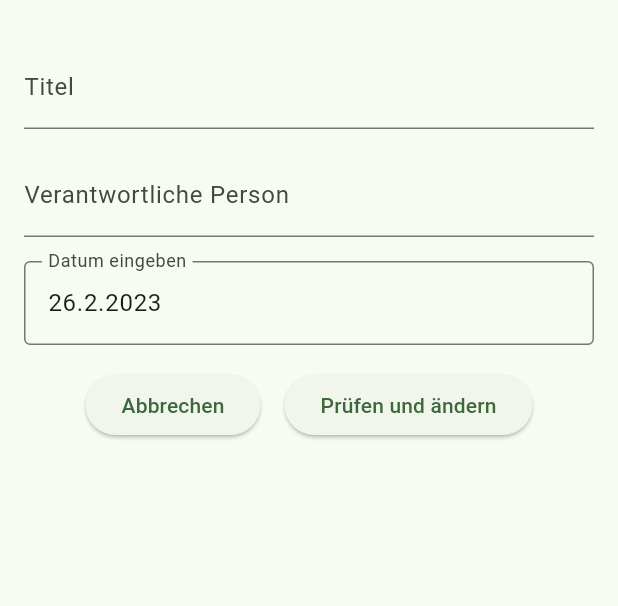
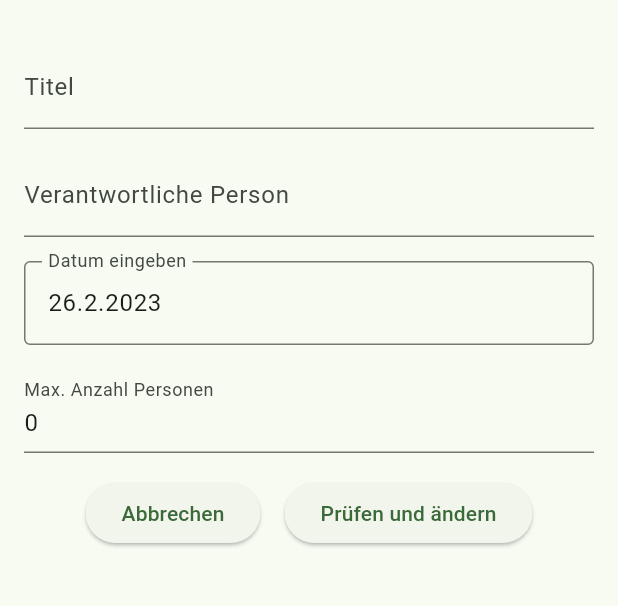
Before and after one commit to OneMoonlight/ssvs, a Flutter app: the EditSeminarWidget screen opened directly with empty values, on a phone screen of 412 x 824 dp, the part 63-669 px from its top. Run offline on Flutter 3.47's test engine with Material 2 defaults, Android fonts, the phone set to English and light mode, and no system bars; our stand-ins replace file_picker.

Commit message:
added maxPeople count to seminar

```diff
--- a/lib/editSeminar.dart
+++ b/lib/editSeminar.dart
@@ -84,6 +84,32 @@ class _EditSeminarWidgetState extends State<EditSeminarWidget> {
                       newSeminar.date = value;
                     },
                     initialDate: widget.oldSeminar.date,
+                  ),
+                ),
+                Padding(
+                  padding: const EdgeInsets.all(8.0),
+                  child: TextFormField(
+                    decoration: const InputDecoration(
+                        hintText:
+                            "Die maximale Anzahl an Personen, die an diesem Seminar teilnehmen kann",
+                        labelText: "Max. Anzahl Personen"),
+                    validator: (value) {
+                      if (value == null || value.isEmpty) {
+                        return "Die maximale Anzahl an Personen darf nicht leer sein";
+                      }
+                      try {
+                        int i = int.parse(value);
+                      } catch (e) {
+                        return "Die maximale Anzahl an Personen muss eine ganze Zahl sein";
+                      }
+                      return null;
+                    },
+                    onSaved: (newValue) {
+                      newSeminar.maxPeople = int.parse(newValue!);
+                    },
+                    keyboardType: TextInputType.number,
+                    autovalidateMode: AutovalidateMode.onUserInteraction,
+                    initialValue: widget.oldSeminar.maxPeople.toString(),
                   ),
                 ),
                 Center(
@@ -205,8 +231,10 @@ class _EditSeminarWidgetState extends State<EditSeminarWidget> {
                                       return;
                                     }
                                   }
-                                  if (difference
-                                      .contains(SeminarDifference.contact)) {
+                                  if (difference.contains(
+                                          SeminarDifference.contact) ||
+                                      difference.contains(
+                                          SeminarDifference.maxPeople)) {
                                     // Kontaktänderung hat keinen Einfluss
                                     viewProjectState.addDate(newSeminar.date!);
                                     viewProjectState.addSeminar(newSeminar);
--- a/lib/seminar.dart
+++ b/lib/seminar.dart
@@ -7,8 +7,9 @@ class Seminar {
   DateTime? date;
   String? name;
   String? contact;
+  int? maxPeople;
 
-  Seminar({this.date, this.name, this.contact});
+  Seminar({this.date, this.name, this.contact, this.maxPeople});
 
   @override
   bool operator ==(Object other) =>
@@ -26,7 +27,8 @@ class Seminar {
   }
 
   Seminar copyWithOtherDate(DateTime newDate) {
-    return Seminar(date: newDate, name: name, contact: contact);
+    return Seminar(
+        date: newDate, name: name, contact: contact, maxPeople: maxPeople);
   }
 
   List<SeminarDifference> getDifference(Seminar seminar) {
@@ -40,22 +42,31 @@ class Seminar {
     if (seminar.contact != contact) {
       difference.add(SeminarDifference.contact);
     }
+    if (seminar.maxPeople != maxPeople) {
+      difference.add(SeminarDifference.maxPeople);
+    }
     return difference;
   }
 
   Seminar.fromJson(Map<String, dynamic> json)
       : name = json["name"],
         date = DateTime.parse(json["date"]),
-        contact = json["contact"];
+        contact = json["contact"],
+        maxPeople = json["maxPeople"];
 
-  Map<String, dynamic> toJson() =>
-      {'name': name, 'contact': contact, 'date': date!.toIso8601String()};
+  Map<String, dynamic> toJson() => {
+        'name': name,
+        'contact': contact,
+        'date': date!.toIso8601String(),
+        'maxPeople': maxPeople
+      };
 }
 
 enum SeminarDifference {
   date,
   name,
   contact,
+  maxPeople,
 }
 
 class AddSeminarWidget extends StatefulWidget {
@@ -155,6 +166,31 @@ class _AddSeminarWidgetState extends State<AddSeminarWidget> {
                   ),
                 ),
                 Padding(
+                  padding: const EdgeInsets.all(8.0),
+                  child: TextFormField(
+                    decoration: const InputDecoration(
+                        hintText:
+                            "Die maximale Anzahl an Personen, die an diesem Seminar teilnehmen kann",
+                        labelText: "Max. Anzahl Personen"),
+                    validator: (value) {
+                      if (value == null || value.isEmpty) {
+                        return "Die maximale Anzahl an Personen darf nicht leer sein";
+                      }
+                      try {
+                        int i = int.parse(value);
+                      } catch (e) {
+                        return "Die maximale Anzahl an Personen muss eine ganze Zahl sein";
+                      }
+                      return null;
+                    },
+                    onSaved: (newValue) {
+                      seminar.maxPeople = int.parse(newValue!);
+                    },
+                    keyboardType: TextInputType.number,
+                    autovalidateMode: AutovalidateMode.onUserInteraction,
+                  ),
+                ),
+                Padding(
                     padding: const EdgeInsets.all(8.0),
                     child: ElevatedButton(
                       child: const Text(
```
